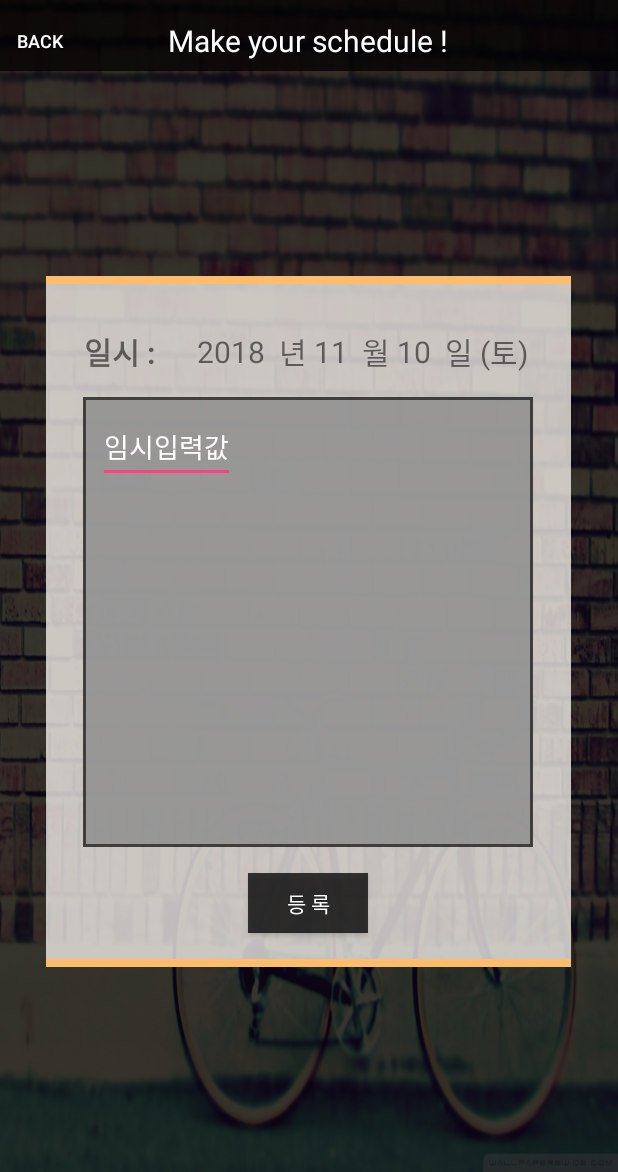
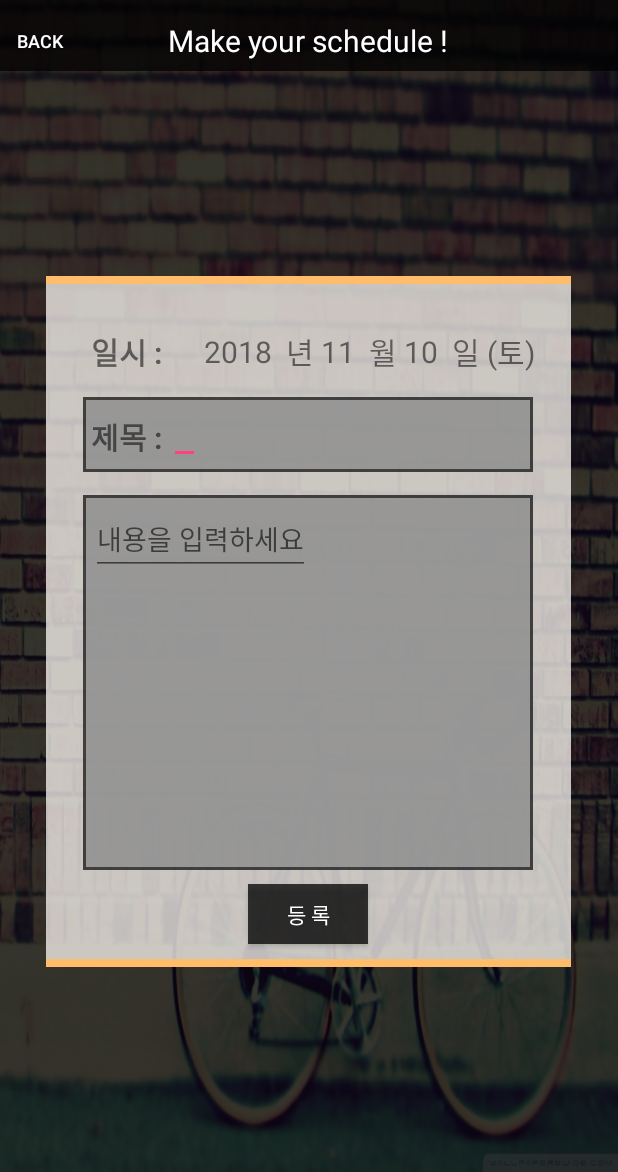
Before and after one commit to dfjung4254/DevCalendar, an Android app: the screen it shows after launch (ScheduleActivity), after a tap on "10", on a phone screen of 412 x 824 dp, the part 64-1236 px from its top. Run offline under Robolectric (Android 15) with nearby library versions, the phone set to English and light mode, and no system bars.

```diff
--- a/app/src/main/java/com/devjk/devcalendar/ScheduleActivity.java
+++ b/app/src/main/java/com/devjk/devcalendar/ScheduleActivity.java
@@ -1,12 +1,17 @@
 package com.devjk.devcalendar;
 
+import android.content.ContentValues;
 import android.content.Intent;
+import android.database.sqlite.SQLiteDatabase;
 import android.support.v7.app.AppCompatActivity;
 import android.os.Bundle;
 import android.view.View;
 import android.widget.Button;
 import android.widget.EditText;
 import android.widget.TextView;
+import android.widget.Toast;
+
+import com.devjk.devcalendar.classfile.ScheduleDBHelper;
 
 import java.util.Calendar;
 
@@ -23,7 +28,9 @@ public class ScheduleActivity extends AppCompatActivity {
     TextView text_month;
     TextView text_date;
     TextView text_day;
-    EditText editText;
+    EditText contents;
+    EditText title;
+    boolean isModified;
 
     @Override
     protected void onCreate(Bundle savedInstanceState) {
@@ -42,8 +49,30 @@ public class ScheduleActivity extends AppCompatActivity {
         text_month = (TextView) findViewById(R.id.ScheduleActivity_TextView_month);
         text_date = (TextView) findViewById(R.id.ScheduleActivity_TextView_date);
         text_day = (TextView) findViewById(R.id.ScheduleActivity_TextView_day);
-        editText = (EditText) findViewById(R.id.ScheduleActivity_EditText_editText);
+        contents = (EditText) findViewById(R.id.ScheduleActivity_EditText_contents);
+        title = (EditText) findViewById(R.id.ScheduleActivity_EditText_title);
 
+        //DB에서 해당 년,월,일에 해당하는 스케쥴을 검색하고
+        //해당하는 스케쥴이 있으면 String에 담아 editText에 입력시켜야함.
+        //또한 변형된것인지 완전 새것인건지 판단해야함.
+
+        //DB조회 한 후 isModified의 값을 수정.
+
+
+
+
+            isModified = false;
+            String tmpContents = "기존에 있던 내용";
+            String tmpTitle = "기존에 있던 제목";
+        //기존데이터에 있음
+        if(isModified){
+            contents.setText(tmpContents);
+            title.setText(tmpTitle);
+        }
+
+
+
+        //
         text_year.setText(curYear + " ");
         text_month.setText(curMonth + " ");
         text_date.setText(curDate + " ");
@@ -58,16 +87,40 @@ public class ScheduleActivity extends AppCompatActivity {
             @Override
             public void onClick(View view) {
                 //여기에서 editText의 내용을 DB에 저장시켜야함.
+                ContentValues values = new ContentValues();
+                values.put("year", curYear);
+                values.put("month", curMonth);
+                values.put("date", curDate);
+                values.put("title", title.getText().toString());
+                values.put("contents", contents.getText().toString());
+                //isModified
+                long isSuccess = 0;
+                if(isModified){
+                    //update쿼리
+
+                }else{
+                    //insert쿼리
+                    if(contents.getText().toString().length() != 0 && title.getText().toString().length() != 0){
+                        //텍스트 제목과 내용이 공백이 아닐 시.
+                        SQLiteDatabase db = ScheduleDBHelper.getInstance(getApplicationContext()).getWritableDatabase();
+                        isSuccess =  db.insert(ScheduleDBHelper.tableName, null, values);
+                    }
+                }
+                if(isSuccess == -1){
+                    //저장 실패.
+                    Toast.makeText(getApplicationContext(), "저장 실패", Toast.LENGTH_SHORT).show();
+                }else{
+                    //저장 성공.
+                    Toast.makeText(getApplicationContext(), "저장 성공", Toast.LENGTH_SHORT).show();
+                    finish();
+                }
 
 
                 //
             }
         });
 
-        //DB에서 해당 년,월,일에 해당하는 스케쥴을 검색하고
-        //해당하는 스케쥴이 있으면 String에 담아 editText에 입력시켜야함.
-        String tmpEdit = "임시입력값";
-        editText.setText(tmpEdit);
+
 
 
     }
--- /dev/null
+++ b/app/src/main/java/com/devjk/devcalendar/classfile/ScheduleDBHelper.java
@@ -0,0 +1,44 @@
+package com.devjk.devcalendar.classfile;
+
+import android.content.Context;
+import android.database.sqlite.SQLiteDatabase;
+import android.database.sqlite.SQLiteOpenHelper;
+
+public class ScheduleDBHelper extends SQLiteOpenHelper{
+
+    private static ScheduleDBHelper instance;
+
+    private static int version = 1;
+    private static String name = "ScheduleDB";
+    public static String tableName = "Schedule";
+
+    //constructor
+    public ScheduleDBHelper(Context context) {
+        super(context, name, null, version);
+    }
+
+    public static ScheduleDBHelper getInstance(Context context){
+        //하나의 dbHelper 클래스만 사용하여 모두 공유. getInstance를 사용해 호출.
+        if(instance == null){
+            instance = new ScheduleDBHelper(context);
+        }
+        return instance;
+    }
+
+    @Override
+    public void onCreate(SQLiteDatabase sqLiteDatabase) {
+        //최초 DB 테이블생성.
+        sqLiteDatabase.execSQL("CREATE TABLE " + tableName + " ("+
+                "id INTEGER NOT NULL PRIMARY KEY AUTOINCREMENT," +
+                "year INTEGER," +
+                "month INTEGER," +
+                "date INTEGER," +
+                "title TEXT," +
+                "contents TEXT)");
+    }
+
+    @Override
+    public void onUpgrade(SQLiteDatabase sqLiteDatabase, int i, int i1) {
+
+    }
+}
--- a/app/src/main/java/com/devjk/devcalendar/fragment/MonthlyFragment.java
+++ b/app/src/main/java/com/devjk/devcalendar/fragment/MonthlyFragment.java
@@ -2,6 +2,8 @@ package com.devjk.devcalendar.fragment;
 
 import android.content.Context;
 import android.content.Intent;
+import android.database.Cursor;
+import android.database.sqlite.SQLiteDatabase;
 import android.graphics.Color;
 import android.os.Bundle;
 import android.support.v4.app.Fragment;
@@ -18,6 +20,7 @@ import com.devjk.devcalendar.MainActivity;
 import com.devjk.devcalendar.R;
 import com.devjk.devcalendar.ScheduleActivity;
 import com.devjk.devcalendar.classfile.DayCalculator;
+import com.devjk.devcalendar.classfile.ScheduleDBHelper;
 
 import org.w3c.dom.Text;
 
@@ -105,22 +108,31 @@ public class MonthlyFragment extends Fragment {
             this.date = date;
             //알고리즘을 구현해서 각각의 배열에 들어가는 숫자들을 다 설정해준다.
             dayCalculator.calMonth(year, month, dayArr);
+            SQLiteDatabase db = ScheduleDBHelper.getInstance(getContext()).getReadableDatabase();
+            Cursor cursor = db.rawQuery("SELECT * FROM " + ScheduleDBHelper.tableName + "" +
+                    " WHERE year="+year+" AND month="+month+
+                    " ORDER BY date ASC", null);
             for(int i = 0; i < CALENDARSIZE; i++){
                 //DB search and setting scheduleArr
                 //dayArr setting
                 //scheduleArr1 setting
                 //db조회 있으면 넣고 아니면 ""
+                int curDate = Integer.parseInt(dayArr[i]);
                 boolean isData = false;
                 //db 조회할 공간---------------------------
-
-
-
-
-
+                cursor.moveToFirst();
+                while(cursor.moveToNext()){
+                    Log.d("MYLOG__________", "DB조회 : " + cursor.getInt(3) + "/" + cursor.getString(4));
+                    if(!((i < 8 && curDate > 20)||(i > 32 && curDate < 12))
+                            && curDate == cursor.getInt(3)){
+                        //일치하는 데이터 찾음.
+                        isData = true;
+                        scheduleArr[i] = cursor.getString(4);
+                        break;
+                    }
+                }
                 //------------------------------------------
-                if(isData){
-                    scheduleArr[i] = "data넣어야함";
-                }else {
+                if(!isData){
                     scheduleArr[i] = "";
                 }
             }
--- a/app/src/main/res/layout/activity_schedule.xml
+++ b/app/src/main/res/layout/activity_schedule.xml
@@ -101,7 +101,7 @@
                     <TextView
                         android:layout_width="wrap_content"
                         android:layout_height="wrap_content"
-                        android:text="일시 :      "
+                        android:text=" 일시 :      "
                         android:textSize="20sp"
                         android:textStyle="bold"/>
 
@@ -156,16 +156,41 @@
                 <LinearLayout
                     android:layout_marginTop="15dp"
                     android:layout_width="300dp"
-                    android:layout_height="300dp"
+                    android:layout_height="50dp"
                     android:layout_gravity="center"
-                    android:padding="10dp"
+                    android:padding="5dp"
+                    android:orientation="horizontal"
+                    android:background="@drawable/border">
+
+                    <TextView
+                        android:layout_width="wrap_content"
+                        android:layout_height="wrap_content"
+                        android:text="제목 : "
+                        android:textSize="20sp"
+                        android:textStyle="bold"/>
+
+                    <EditText
+                        android:id="@+id/ScheduleActivity_EditText_title"
+                        android:layout_width="wrap_content"
+                        android:layout_height="wrap_content"
+                        android:textColor="#000000"/>
+
+                </LinearLayout>
+
+                <LinearLayout
+                    android:layout_marginTop="15dp"
+                    android:layout_width="300dp"
+                    android:layout_height="250dp"
+                    android:layout_gravity="center"
+                    android:padding="5dp"
                     android:background="@drawable/border">
 
                     <EditText
-                        android:id="@+id/ScheduleActivity_EditText_editText"
+                        android:id="@+id/ScheduleActivity_EditText_contents"
                         android:layout_width="wrap_content"
                         android:layout_height="wrap_content"
-                        android:textColor="#ffffff"/>
+                        android:textColor="#000000"
+                        android:hint="내용을 입력하세요"/>
 
                 </LinearLayout>
 
```
